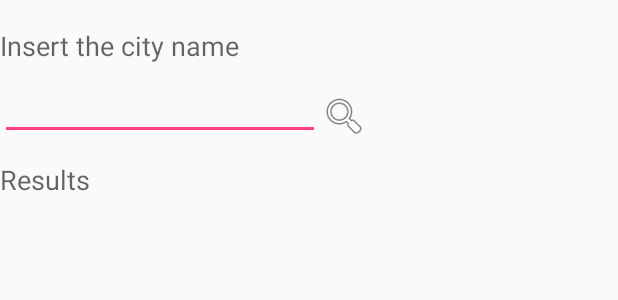
After one commit to swaffork/books, an Android app: the layout search_location_activity.xml on its own in the app's theme, with its tools: preview values and no code run, on a phone screen of 412 x 824 dp. The commit adds this screen. Shown: the top 300 px of the screen. Run offline under Robolectric (Android 15) with nearby library versions, the phone set to English and light mode, and no system bars.

Commit message:
Getting too clunky! KISS, so revisiting weatherApp

```diff
--- a/androidAppPractice/weatherMapApp/app/src/main/AndroidManifest.xml
+++ b/androidAppPractice/weatherMapApp/app/src/main/AndroidManifest.xml
@@ -17,7 +17,6 @@
                 <category android:name="android.intent.category.LAUNCHER" />
             </intent-filter>
         </activity>
-        <activity android:name=".DisplayMessageActivity"></activity>
     </application>
 
 </manifest>
--- /dev/null
+++ b/androidAppPractice/weatherMapApp/app/src/main/java/com/example/myfirstapp/Adapter.java
@@ -0,0 +1,3 @@
+package com.example.myfirstapp;
+
+import android.widget.ArrayAdapter;
--- /dev/null
+++ b/androidAppPractice/weatherMapApp/app/src/main/res/layout/search_location_activity.xml
@@ -0,0 +1,62 @@
+<?xml version="1.0" encoding="utf-8"?>
+<RelativeLayout xmlns:android="http://schemas.android.com/apk/res/android"
+    android:layout_width="match_parent"
+    android:layout_height="match_parent" >
+
+    <TextView
+        android:id="@+id/textView1"
+        android:layout_width="wrap_content"
+        android:layout_height="wrap_content"
+        android:layout_alignParentLeft="true"
+        android:layout_alignParentTop="true"
+        android:layout_marginTop="18dp"
+        android:text="@string/textView1"
+        android:textAppearance="?android:attr/textAppearanceMedium"/>
+
+    <!-- Input city name: (actionSearch takes user to results of searching for text) -->
+    <EditText
+        android:id="@+id/cityEditText"
+        android:layout_width="wrap_content"
+        android:layout_height="wrap_content"
+        android:layout_alignParentLeft="true"
+        android:layout_below="@+id/textView1"
+        android:layout_marginTop="5dp"
+        android:imeOptions="actionSearch"
+        android:inputType="text"
+        android:ems="10">
+        <requestFocus />
+    </EditText>
+
+    <!-- Search icon: -->
+    <ImageView
+        android:id="@+id/searchImage"
+        android:layout_width="wrap_content"
+        android:layout_height="wrap_content"
+        android:src="@android:drawable/ic_menu_search"
+        android:layout_toRightOf="@id/cityEditText"
+        android:layout_alignBottom="@id/cityEditText" />
+
+    <ProgressBar
+        android:id="@+id/progressBar"
+        android:layout_width="wrap_content"
+        android:layout_height="wrap_content"
+        android:layout_below="@id/textView2"
+        android:visibility="gone" />
+
+    <TextView
+        android:id="@+id/textView2"
+        android:layout_width="wrap_content"
+        android:layout_height="wrap_content"
+        android:text="@string/textView2"
+        android:layout_below="@id/cityEditText"
+        android:textAppearance="?android:attr/textAppearanceMedium"
+        android:layout_marginTop="14dp" />
+
+    <!-- Results: -->
+    <ListView
+        android:id="@+id/cityList"
+        android:layout_width="wrap_content"
+        android:layout_height="wrap_content"
+        android:layout_below="@id/textView2"
+        android:layout_marginTop="3dp" />
+</RelativeLayout>
--- a/androidAppPractice/weatherMapApp/app/src/main/res/values/strings.xml
+++ b/androidAppPractice/weatherMapApp/app/src/main/res/values/strings.xml
@@ -1,5 +1,5 @@
 <resources>
-    <string name="app_name">My First App</string>
-    <string name="edit_message">Enter a message</string>
-    <string name="button_send">Send</string>
+    <string name="app_name">Weather!</string>
+    <string name="textView1">Insert the city name</string>
+    <string name="textView2">Results</string>
 </resources>
```
Also changed, not shown: androidAppPractice/weatherMapApp/app/src/main/java/com/example/myfirstapp/DisplayMessageActivity.java (deleted, +0 -30 lines), androidAppPractice/weatherMapApp/app/src/main/java/com/example/myfirstapp/Exceptions.java (added, +53 -0 lines), androidAppPractice/weatherMapApp/app/src/main/java/com/example/myfirstapp/SearchLocationActivity.java (added, +21 -0 lines), androidAppPractice/weatherMapApp/app/src/main/java/com/example/myfirstapp/WeatherHttpClient.java (+5 -41 lines), androidAppPractice/weatherMapApp/app/src/main/res/layout/activity_display_message.xml (deleted, +0 -13 lines), androidAppPractice/weatherMapApp/app/src/main/res/layout/activity_main.xml (+6 -50 lines).
